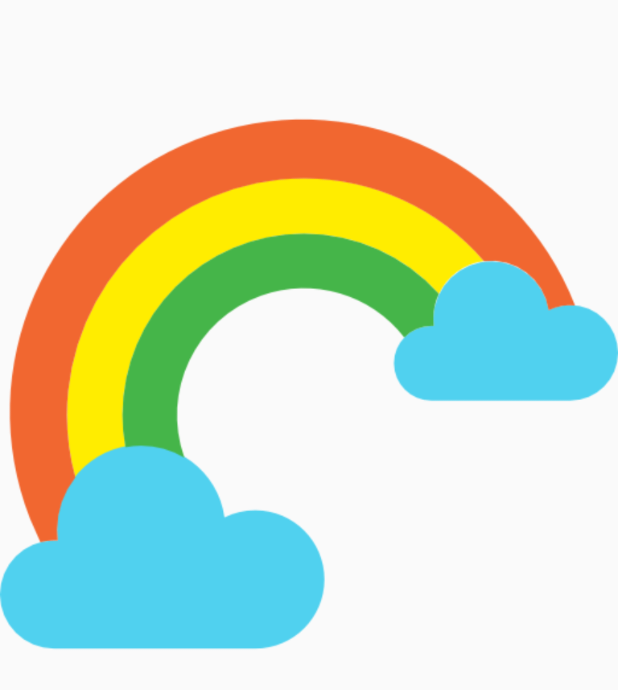
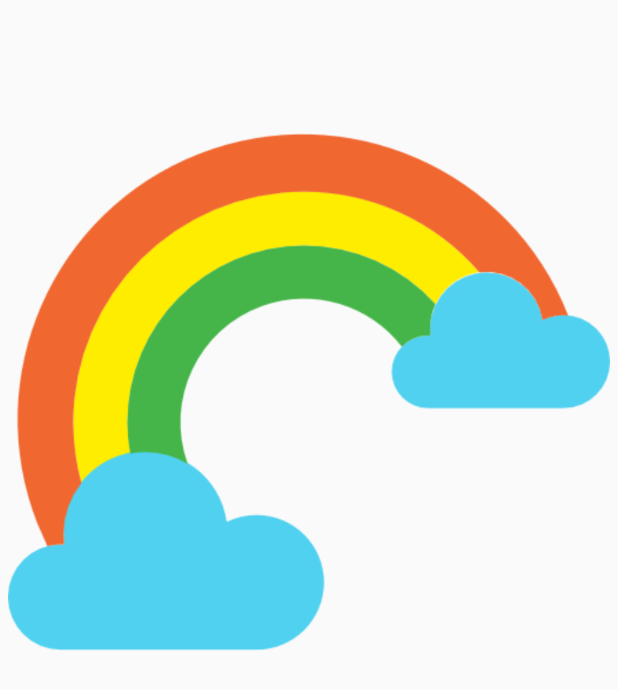
Before and after one commit to techchefsouho99/climate, an Android app: the SplashActivity screen opened directly, with no data from a screen before it, on a phone screen of 412 x 824 dp. Shown: the top 690 px of the screen. Run offline under Robolectric (Android 15) with nearby library versions, the phone set to English and light mode, and no system bars; 1 statement that could not run was skipped.

```diff
--- a/app/src/main/res/layout/activity_splash.xml
+++ b/app/src/main/res/layout/activity_splash.xml
@@ -7,6 +7,7 @@
     <ImageView
         android:layout_width="wrap_content"
         android:layout_height="wrap_content"
-        android:src="@drawable/rainbow"/>
+        android:src="@drawable/rainbow"
+        android:layout_margin="5dp"/>
 
 </RelativeLayout>
```
Also changed, not shown: app/src/main/java/com/example/climate/MainActivity.java (+20 -3 lines).
